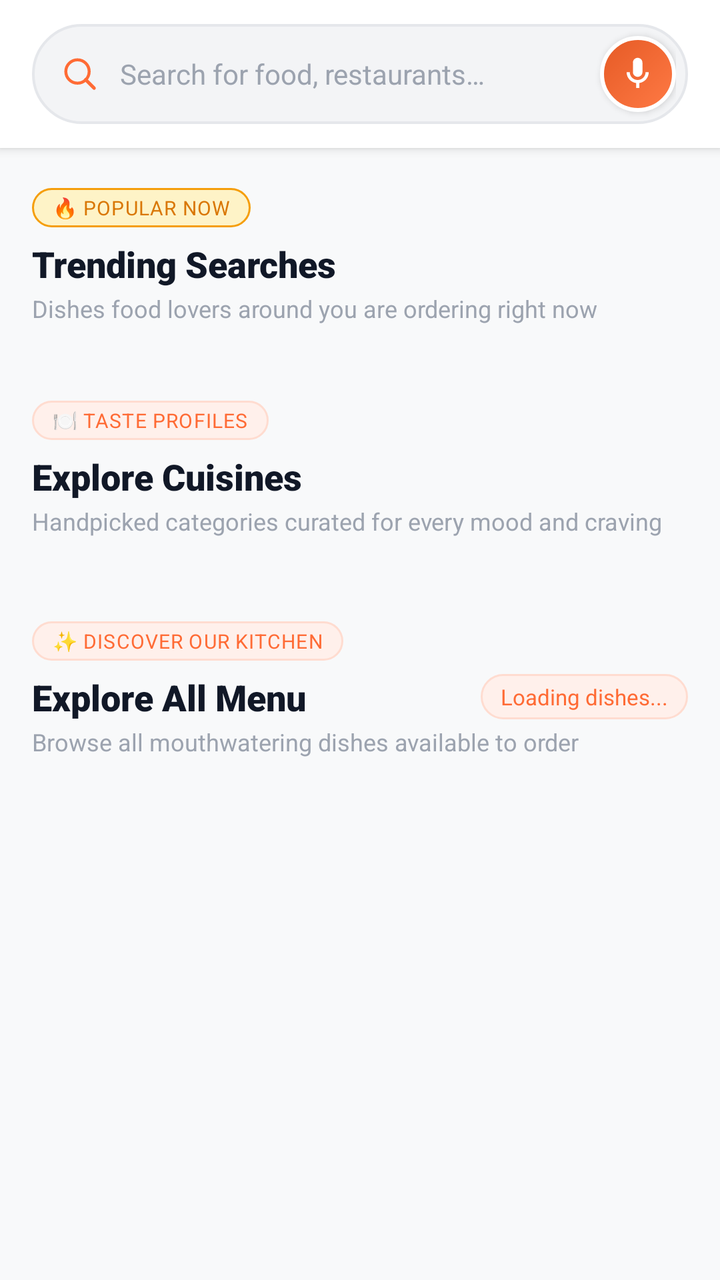
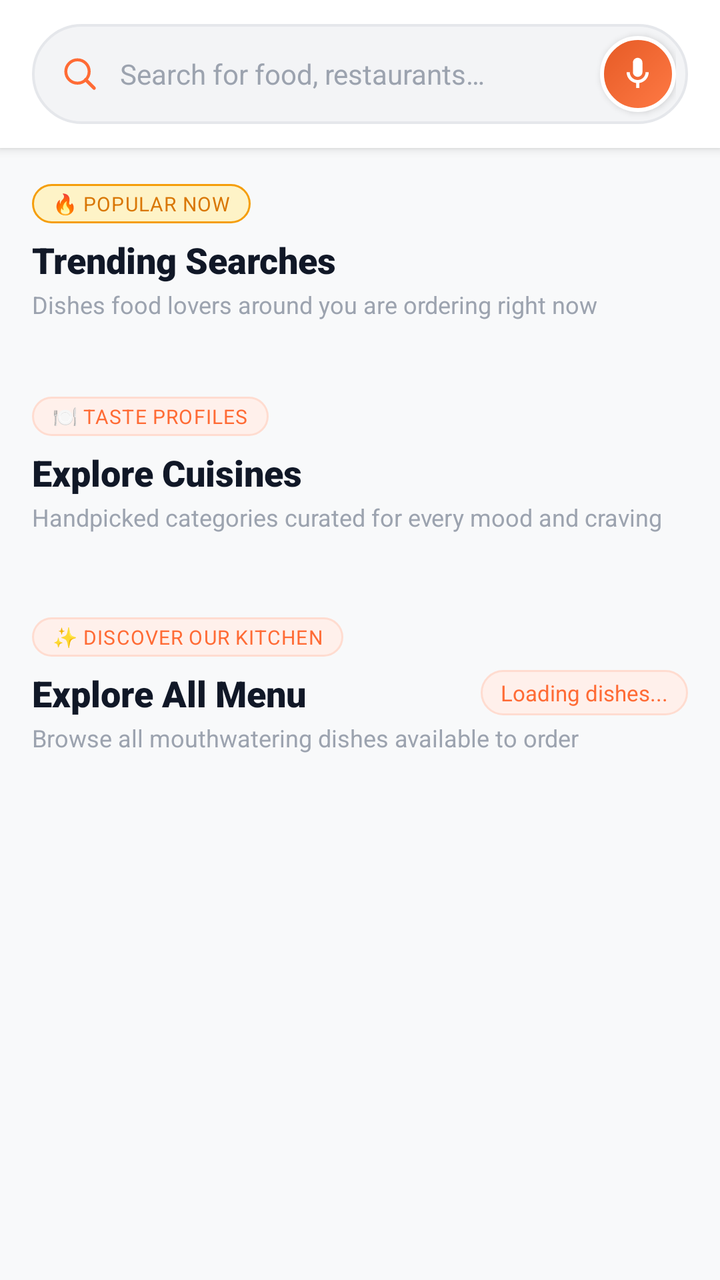

An Android layout rendered at two revisions. The XML below is the earlier revision; the diff shows what the commit changed to produce the second picture.
<!-- AndroidManifest.xml: application theme Theme.AKRHunger -->
<!-- res/layout/fragment_search.xml -->
<?xml version="1.0" encoding="utf-8"?>
<LinearLayout xmlns:android="http://schemas.android.com/apk/res/android"
    xmlns:app="http://schemas.android.com/apk/res-auto"
    xmlns:tools="http://schemas.android.com/tools"
    android:layout_width="match_parent"
    android:layout_height="match_parent"
    android:background="@color/background"
    android:orientation="vertical">

    
    <LinearLayout
        android:layout_width="match_parent"
        android:layout_height="wrap_content"
        android:background="@color/surface"
        android:elevation="3dp"
        android:gravity="center_vertical"
        android:orientation="horizontal"
        android:paddingHorizontal="16dp"
        android:paddingTop="12dp"
        android:paddingBottom="12dp">

        
        <com.google.android.material.card.MaterialCardView
            android:id="@+id/btn_back"
            android:layout_width="40dp"
            android:layout_height="40dp"
            android:layout_marginEnd="10dp"
            android:clickable="true"
            android:focusable="true"
            android:visibility="gone"
            app:cardBackgroundColor="@color/surface"
            app:cardCornerRadius="20dp"
            app:cardElevation="2dp"
            app:strokeColor="@color/card_border"
            app:strokeWidth="1dp">

            <ImageView
                android:layout_width="20dp"
                android:layout_height="20dp"
                android:layout_gravity="center"
                android:contentDescription="Back"
                android:src="@drawable/ic_back"
                app:tint="@color/text_primary" />
        </com.google.android.material.card.MaterialCardView>

        
        <LinearLayout
            android:layout_width="0dp"
            android:layout_height="50dp"
            android:layout_weight="1"
            android:background="@drawable/bg_search_input_modern"
            android:gravity="center_vertical"
            android:orientation="horizontal"
            android:paddingStart="14dp"
            android:paddingEnd="6dp">

            
            <ImageView
                android:layout_width="20dp"
                android:layout_height="20dp"
                android:contentDescription="Search Icon"
                android:src="@drawable/ic_search"
                app:tint="@color/primary" />

            
            <EditText
                android:id="@+id/et_search"
                android:layout_width="0dp"
                android:layout_height="match_parent"
                android:layout_marginStart="10dp"
                android:layout_weight="1"
                android:background="@null"
                android:fontFamily="sans-serif"
                android:hint="@string/search_hint"
                android:imeOptions="actionSearch"
                android:importantForAutofill="no"
                android:inputType="text"
                android:maxLines="1"
                android:textColor="@color/text_primary"
                android:textColorHint="@color/text_hint"
                android:textSize="14sp" />

            
            <ImageView
                android:id="@+id/btn_clear"
                android:layout_width="26dp"
                android:layout_height="26dp"
                android:layout_marginEnd="4dp"
                android:background="?attr/selectableItemBackgroundBorderless"
                android:clickable="true"
                android:contentDescription="Clear search"
                android:focusable="true"
                android:padding="4dp"
                android:src="@drawable/ic_close"
                android:visibility="gone"
                app:tint="@color/text_hint" />

            
            <FrameLayout
                android:id="@+id/btn_voice_search"
                android:layout_width="38dp"
                android:layout_height="38dp"
                android:background="@drawable/bg_voice_mic_button"
                android:clickable="true"
                android:contentDescription="Voice Search"
                android:elevation="2dp"
                android:focusable="true"
                android:foreground="?attr/selectableItemBackgroundBorderless">

                <ImageView
                    android:layout_width="19dp"
                    android:layout_height="19dp"
                    android:layout_gravity="center"
                    android:contentDescription="Mic Icon"
                    android:src="@drawable/ic_mic"
                    app:tint="@color/on_primary" />
            </FrameLayout>
        </LinearLayout>
    </LinearLayout>

    
    <androidx.core.widget.NestedScrollView
        android:layout_width="match_parent"
        android:layout_height="0dp"
        android:layout_weight="1"
        android:fillViewport="true"
        android:overScrollMode="never">

        <LinearLayout
            android:layout_width="match_parent"
            android:layout_height="wrap_content"
            android:orientation="vertical"
            android:paddingBottom="36dp">

            
            <LinearLayout
                android:id="@+id/trending_section"
                android:layout_width="match_parent"
                android:layout_height="wrap_content"
                android:layout_marginTop="20dp"
                android:orientation="vertical"
                android:paddingHorizontal="16dp">

                
                <TextView
                    android:layout_width="wrap_content"
                    android:layout_height="wrap_content"
                    android:background="@drawable/bg_pill_amber_soft"
                    android:fontFamily="sans-serif-bold"
                    android:letterSpacing="0.04"
                    android:paddingHorizontal="10dp"
                    android:paddingVertical="3dp"
                    android:text="🔥 POPULAR NOW"
                    android:textColor="#D97706"
                    android:textSize="10sp" />

                
                <TextView
                    android:layout_width="wrap_content"
                    android:layout_height="wrap_content"
                    android:layout_marginTop="6dp"
                    android:fontFamily="sans-serif-black"
                    android:text="Trending Searches"
                    android:textColor="@color/text_primary"
                    android:textSize="18sp" />

                <TextView
                    android:layout_width="wrap_content"
                    android:layout_height="wrap_content"
                    android:layout_marginTop="2dp"
                    android:fontFamily="sans-serif"
                    android:text="Dishes food lovers around you are ordering right now"
                    android:textColor="@color/text_hint"
                    android:textSize="12sp" />

                <com.google.android.material.chip.ChipGroup
                    android:id="@+id/chip_group_trending"
                    android:layout_width="match_parent"
                    android:layout_height="wrap_content"
                    android:layout_marginTop="12dp"
                    app:chipSpacingHorizontal="8dp"
                    app:chipSpacingVertical="8dp" />
            </LinearLayout>

            
            <LinearLayout
                android:id="@+id/cuisines_section"
                android:layout_width="match_parent"
                android:layout_height="wrap_content"
                android:layout_marginTop="26dp"
                android:orientation="vertical">

                <LinearLayout
                    android:layout_width="match_parent"
                    android:layout_height="wrap_content"
                    android:orientation="vertical"
                    android:paddingHorizontal="16dp">

                    <TextView
                        android:layout_width="wrap_content"
                        android:layout_height="wrap_content"
                        android:background="@drawable/bg_pill_soft"
                        android:fontFamily="sans-serif-bold"
                        android:letterSpacing="0.04"
                        android:paddingHorizontal="10dp"
                        android:paddingVertical="3dp"
                        android:text="🍽️ TASTE PROFILES"
                        android:textColor="@color/primary"
                        android:textSize="10sp" />

                    <TextView
                        android:layout_width="wrap_content"
                        android:layout_height="wrap_content"
                        android:layout_marginTop="6dp"
                        android:fontFamily="sans-serif-black"
                        android:text="Explore Cuisines"
                        android:textColor="@color/text_primary"
                        android:textSize="18sp" />

                    <TextView
                        android:layout_width="wrap_content"
                        android:layout_height="wrap_content"
                        android:layout_marginTop="2dp"
                        android:fontFamily="sans-serif"
                        android:text="Handpicked categories curated for every mood and craving"
                        android:textColor="@color/text_hint"
                        android:textSize="12sp" />
                </LinearLayout>

                <androidx.recyclerview.widget.RecyclerView
                    android:id="@+id/rv_cuisines"
                    android:layout_width="match_parent"
                    android:layout_height="wrap_content"
                    android:layout_marginTop="14dp"
                    android:clipToPadding="false"
                    android:nestedScrollingEnabled="false"
                    android:orientation="horizontal"
                    android:paddingStart="16dp"
                    android:paddingEnd="16dp" />
            </LinearLayout>

            
            <LinearLayout
                android:id="@+id/all_menu_section"
                android:layout_width="match_parent"
                android:layout_height="wrap_content"
                android:layout_marginTop="28dp"
                android:orientation="vertical"
                android:paddingHorizontal="16dp">

                <TextView
                    android:layout_width="wrap_content"
                    android:layout_height="wrap_content"
                    android:background="@drawable/bg_pill_soft"
                    android:fontFamily="sans-serif-bold"
                    android:letterSpacing="0.04"
                    android:paddingHorizontal="10dp"
                    android:paddingVertical="3dp"
                    android:text="✨ DISCOVER OUR KITCHEN"
                    android:textColor="@color/primary"
                    android:textSize="10sp" />

                <LinearLayout
                    android:layout_width="match_parent"
                    android:layout_height="wrap_content"
                    android:layout_marginTop="6dp"
                    android:gravity="center_vertical"
                    android:orientation="horizontal">

                    <TextView
                        android:id="@+id/tv_all_menu_header"
                        android:layout_width="0dp"
                        android:layout_height="wrap_content"
                        android:layout_weight="1"
                        android:fontFamily="sans-serif-black"
                        android:text="Explore All Menu"
                        android:textColor="@color/text_primary"
                        android:textSize="18sp" />

                    <TextView
                        android:id="@+id/tv_all_menu_count"
                        android:layout_width="wrap_content"
                        android:layout_height="wrap_content"
                        android:background="@drawable/bg_pill_soft"
                        android:fontFamily="sans-serif-bold"
                        android:paddingHorizontal="10dp"
                        android:paddingVertical="4dp"
                        android:text="Loading dishes..."
                        android:textColor="@color/primary"
                        android:textSize="11sp" />
                </LinearLayout>

                <TextView
                    android:layout_width="wrap_content"
                    android:layout_height="wrap_content"
                    android:layout_marginTop="2dp"
                    android:fontFamily="sans-serif"
                    android:text="Browse all mouthwatering dishes available to order"
                    android:textColor="@color/text_hint"
                    android:textSize="12sp" />

                <androidx.recyclerview.widget.RecyclerView
                    android:id="@+id/rv_explore_menu"
                    android:layout_width="match_parent"
                    android:layout_height="wrap_content"
                    android:layout_marginTop="14dp"
                    android:clipToPadding="false"
                    android:nestedScrollingEnabled="false" />
            </LinearLayout>

            
            <LinearLayout
                android:id="@+id/results_section"
                android:layout_width="match_parent"
                android:layout_height="wrap_content"
                android:orientation="vertical"
                android:visibility="gone">

                <LinearLayout
                    android:layout_width="match_parent"
                    android:layout_height="wrap_content"
                    android:gravity="center_vertical"
                    android:orientation="horizontal"
                    android:paddingHorizontal="16dp"
                    android:paddingTop="18dp"
                    android:paddingBottom="10dp">

                    <TextView
                        android:id="@+id/tv_results_count"
                        android:layout_width="wrap_content"
                        android:layout_height="wrap_content"
                        android:background="@drawable/bg_pill_soft"
                        android:fontFamily="sans-serif-bold"
                        android:paddingHorizontal="14dp"
                        android:paddingVertical="6dp"
                        android:textColor="@color/primary"
                        android:textSize="12sp" />
                </LinearLayout>

                <androidx.recyclerview.widget.RecyclerView
                    android:id="@+id/rv_results"
                    android:layout_width="match_parent"
                    android:layout_height="wrap_content"
                    android:clipToPadding="false"
                    android:nestedScrollingEnabled="false"
                    android:paddingHorizontal="8dp" />

                
                <LinearLayout
                    android:id="@+id/layout_search_empty"
                    android:layout_width="match_parent"
                    android:layout_height="wrap_content"
                    android:gravity="center"
                    android:orientation="vertical"
                    android:paddingHorizontal="24dp"
                    android:paddingVertical="40dp"
                    android:visibility="gone">

                    <FrameLayout
                        android:layout_width="88dp"
                        android:layout_height="88dp"
                        android:background="@drawable/bg_icon_circle_soft">

                        <ImageView
                            android:layout_width="40dp"
                            android:layout_height="40dp"
                            android:layout_gravity="center"
                            android:contentDescription="No items"
                            android:src="@drawable/ic_search"
                            app:tint="@color/primary" />
                    </FrameLayout>

                    <TextView
                        android:layout_width="wrap_content"
                        android:layout_height="wrap_content"
                        android:layout_marginTop="18dp"
                        android:fontFamily="sans-serif-black"
                        android:text="No Dishes Found"
                        android:textColor="@color/text_primary"
                        android:textSize="18sp" />

                    <TextView
                        android:id="@+id/tv_empty_message"
                        android:layout_width="wrap_content"
                        android:layout_height="wrap_content"
                        android:layout_marginTop="6dp"
                        android:gravity="center"
                        android:lineSpacingExtra="3dp"
                        android:text="Try searching for Biryani, Pizza, Burger, or choose from cuisines above"
                        android:textColor="@color/text_hint"
                        android:textSize="13sp" />

                    <com.google.android.material.button.MaterialButton
                        android:id="@+id/btn_clear_search_empty"
                        style="@style/Widget.AKR.Button.Pill"
                        android:layout_width="wrap_content"
                        android:layout_height="46dp"
                        android:layout_marginTop="18dp"
                        android:fontFamily="sans-serif-bold"
                        android:paddingHorizontal="28dp"
                        android:text="Explore All Menu"
                        android:textSize="13sp"
                        app:backgroundTint="@color/primary"
                        app:elevation="2dp" />
                </LinearLayout>
            </LinearLayout>

        </LinearLayout>
    </androidx.core.widget.NestedScrollView>
</LinearLayout>
<!-- resources referenced by this layout -->
<resources>
  <color name="background">#F8F9FA</color>
  <color name="card_border">#F0F2F5</color>
  <color name="on_primary">#FFFFFF</color>
  <color name="primary">#FF6B35</color>
  <color name="surface">#FFFFFF</color>
  <color name="text_hint">#9CA3AF</color>
  <color name="text_primary">#111827</color>
  <!-- drawable bg_icon_circle_soft (drawable) -->
  <?xml version="1.0" encoding="utf-8"?>
  <shape xmlns:android="http://schemas.android.com/apk/res/android"
      android:shape="oval">
      <solid android:color="@color/primary_tint" />
      <stroke android:width="1dp" android:color="@color/primary_tint_border" />
  </shape>
  <!-- drawable bg_pill_amber_soft (drawable) -->
  <?xml version="1.0" encoding="utf-8"?>
  <shape xmlns:android="http://schemas.android.com/apk/res/android"
      android:shape="rectangle">
      <corners android:radius="999dp" />
      <solid android:color="@color/warning_light" />
      <stroke android:width="1dp" android:color="@color/warning" />
  </shape>
  <!-- drawable ic_back (drawable) -->
  <vector xmlns:android="http://schemas.android.com/apk/res/android"
      android:width="24dp"
      android:height="24dp"
      android:viewportWidth="24"
      android:viewportHeight="24">
      <path
          android:fillColor="#FF000000"
          android:pathData="M20,11H7.83l5.59,-5.59L12,4l-8,8 8,8 1.41,-1.41L7.83,13H20v-2z"/>
  </vector>
  <string name="search_hint">Search for food, restaurants…</string>
  <color name="primary_tint">#FFF0EB</color>
  <color name="primary_tint_border">#FFDCD0</color>
  <color name="warning_light">#FEF3C7</color>
  <color name="warning">#F59E0B</color>
  <color name="primary_15">#26FF6B35</color>
  <color name="surface_variant">#F3F4F6</color>
  <color name="divider_hairline">#E5E7EB</color>
  <color name="primary_dark">#E55A25</color>
  <color name="secondary">#F59E0B</color>
  <color name="on_secondary">#111827</color>
  <color name="on_surface">#111827</color>
  <style name="ThemeOverlay.AKR.BottomSheetDialog" parent="ThemeOverlay.Material3.BottomSheetDialog">
          <item name="bottomSheetStyle">@style/Widget.AKR.BottomSheet</item>
      </style>
  <style name="ShapeAppearance.AKR.Dialog" parent="">
          <item name="cornerFamily">rounded</item>
          <item name="cornerSize">24dp</item>
      </style>
  <style name="TextAppearance.AKR.Dialog.Title" parent="MaterialAlertDialog.Material3.Title.Text">
          <item name="android:textColor">@color/text_primary</item>
          <item name="android:textSize">19sp</item>
          <item name="android:fontFamily">sans-serif-black</item>
      </style>
  <style name="TextAppearance.AKR.Dialog.Body" parent="MaterialAlertDialog.Material3.Body.Text">
          <item name="android:textColor">@color/text_secondary</item>
          <item name="android:textSize">14sp</item>
          <item name="android:fontFamily">sans-serif</item>
          <item name="android:lineSpacingMultiplier">1.3</item>
      </style>
  <style name="Widget.AKR.BottomSheet" parent="Widget.Material3.BottomSheet">
          <item name="shapeAppearanceOverlay">@style/ShapeAppearance.AKR.BottomSheet</item>
          <item name="backgroundTint">@color/surface</item>
      </style>
  <color name="text_secondary">#4B5563</color>
  <color name="info">#3B82F6</color>
  <style name="ShapeAppearance.AKR.BottomSheet" parent="">
          <item name="cornerFamily">rounded</item>
          <item name="cornerSizeTopLeft">28dp</item>
          <item name="cornerSizeTopRight">28dp</item>
      </style>
  <!-- unchanged entries left out for length: 12 -->
</resources>

<!-- the commit's change to res/layout/fragment_search.xml (unified diff, before → after) -->
@@ -134,52 +134,165 @@
 
             
             <LinearLayout
+                android:id="@+id/recent_section"
+                android:layout_width="match_parent"
+                android:layout_height="wrap_content"
+                android:layout_marginTop="16dp"
+                android:orientation="vertical"
+                android:visibility="gone">
+
+                <LinearLayout
+                    android:layout_width="match_parent"
+                    android:layout_height="wrap_content"
+                    android:gravity="center_vertical"
+                    android:orientation="horizontal"
+                    android:paddingHorizontal="16dp">
+
+                    <TextView
+                        android:layout_width="0dp"
+                        android:layout_height="wrap_content"
+                        android:layout_weight="1"
+                        android:drawableStart="@drawable/ic_clock"
+                        android:drawablePadding="6dp"
+                        android:drawableTint="@color/primary"
+                        android:fontFamily="sans-serif-black"
+                        android:text="Recent Searches"
+                        android:textColor="@color/text_primary"
+                        android:textSize="16sp" />
+
+                    <TextView
+                        android:id="@+id/btn_clear_recent"
+                        android:layout_width="wrap_content"
+                        android:layout_height="wrap_content"
+                        android:background="?attr/selectableItemBackgroundBorderless"
+                        android:clickable="true"
+                        android:focusable="true"
+                        android:fontFamily="sans-serif-bold"
+                        android:padding="6dp"
+                        android:text="Clear History"
+                        android:textColor="@color/primary"
+                        android:textSize="12sp" />
+                </LinearLayout>
+
+                <HorizontalScrollView
+                    android:layout_width="match_parent"
+                    android:layout_height="wrap_content"
+                    android:layout_marginTop="8dp"
+                    android:clipToPadding="false"
+                    android:overScrollMode="never"
+                    android:paddingHorizontal="16dp"
+                    android:scrollbars="none">
+
+                    <com.google.android.material.chip.ChipGroup
+                        android:id="@+id/chip_group_recent"
+                        android:layout_width="wrap_content"
+                        android:layout_height="wrap_content"
+                        app:chipSpacingHorizontal="8dp"
+                        app:singleLine="true" />
+                </HorizontalScrollView>
+            </LinearLayout>
+
+            
+            <LinearLayout
                 android:id="@+id/trending_section"
                 android:layout_width="match_parent"
                 android:layout_height="wrap_content"
-                android:layout_marginTop="20dp"
+                android:layout_marginTop="18dp"
+                android:orientation="vertical">
+
+                <LinearLayout
+                    android:layout_width="match_parent"
+                    android:layout_height="wrap_content"
+                    android:orientation="vertical"
+                    android:paddingHorizontal="16dp">
+
+                    
+                    <TextView
+                        android:layout_width="wrap_content"
+                        android:layout_height="wrap_content"
+                        android:background="@drawable/bg_pill_amber_soft"
+                        android:fontFamily="sans-serif-bold"
+                        android:letterSpacing="0.04"
+                        android:paddingHorizontal="10dp"
+                        android:paddingVertical="3dp"
+                        android:text="🔥 POPULAR NOW"
+                        android:textColor="#D97706"
+                        android:textSize="10sp" />
+
+                    
+                    <TextView
+                        android:layout_width="wrap_content"
+                        android:layout_height="wrap_content"
+                        android:layout_marginTop="6dp"
+                        android:fontFamily="sans-serif-black"
+                        android:text="Trending Searches"
+                        android:textColor="@color/text_primary"
+                        android:textSize="18sp" />
+
+                    <TextView
+                        android:layout_width="wrap_content"
+                        android:layout_height="wrap_content"
+                        android:layout_marginTop="2dp"
+                        android:fontFamily="sans-serif"
+                        android:text="Dishes food lovers around you are ordering right now"
+                        android:textColor="@color/text_hint"
+                        android:textSize="12sp" />
+                </LinearLayout>
+
+                <HorizontalScrollView
+                    android:layout_width="match_parent"
+                    android:layout_height="wrap_content"
+                    android:layout_marginTop="12dp"
+                    android:clipToPadding="false"
+                    android:overScrollMode="never"
+                    android:paddingHorizontal="16dp"
+                    android:scrollbars="none">
+
+                    <com.google.android.material.chip.ChipGroup
+                        android:id="@+id/chip_group_trending"
+                        android:layout_width="wrap_content"
+                        android:layout_height="wrap_content"
+                        app:chipSpacingHorizontal="8dp"
+                        app:singleLine="true" />
+                </HorizontalScrollView>
+            </LinearLayout>
+
+            
+            <LinearLayout
+                android:id="@+id/suggestions_section"
+                android:layout_width="match_parent"
+                android:layout_height="wrap_content"
                 android:orientation="vertical"
-                android:paddingHorizontal="16dp">
-
-                
-                <TextView
-                    android:layout_width="wrap_content"
-                    android:layout_height="wrap_content"
-                    android:background="@drawable/bg_pill_amber_soft"
-                    android:fontFamily="sans-serif-bold"
-                    android:letterSpacing="0.04"
-                    android:paddingHorizontal="10dp"
-                    android:paddingVertical="3dp"
-                    android:text="🔥 POPULAR NOW"
-                    android:textColor="#D97706"
-                    android:textSize="10sp" />
-
-                
-                <TextView
-                    android:layout_width="wrap_content"
-                    android:layout_height="wrap_content"
-                    android:layout_marginTop="6dp"
-                    android:fontFamily="sans-serif-black"
-                    android:text="Trending Searches"
-                    android:textColor="@color/text_primary"
-                    android:textSize="18sp" />
-
-                <TextView
-                    android:layout_width="wrap_content"
-                    android:layout_height="wrap_content"
-                    android:layout_marginTop="2dp"
-                    android:fontFamily="sans-serif"
-                    android:text="Dishes food lovers around you are ordering right now"
-                    android:textColor="@color/text_hint"
-                    android:textSize="12sp" />
-
-                <com.google.android.material.chip.ChipGroup
-                    android:id="@+id/chip_group_trending"
-                    android:layout_width="match_parent"
-                    android:layout_height="wrap_content"
-                    android:layout_marginTop="12dp"
-                    app:chipSpacingHorizontal="8dp"
-                    app:chipSpacingVertical="8dp" />
+                android:visibility="gone">
+
+                <LinearLayout
+                    android:layout_width="match_parent"
+                    android:layout_height="wrap_content"
+                    android:gravity="center_vertical"
+                    android:orientation="horizontal"
+                    android:paddingHorizontal="16dp"
+                    android:paddingTop="12dp"
+                    android:paddingBottom="4dp">
+
+                    <TextView
+                        android:layout_width="wrap_content"
+                        android:layout_height="wrap_content"
+                        android:background="@drawable/bg_pill_soft"
+                        android:fontFamily="sans-serif-bold"
+                        android:letterSpacing="0.04"
+                        android:paddingHorizontal="10dp"
+                        android:paddingVertical="3dp"
+                        android:text="⚡ INSTANT SUGGESTIONS"
+                        android:textColor="@color/primary"
+                        android:textSize="10sp" />
+                </LinearLayout>
+
+                <androidx.recyclerview.widget.RecyclerView
+                    android:id="@+id/rv_suggestions"
+                    android:layout_width="match_parent"
+                    android:layout_height="wrap_content"
+                    android:clipToPadding="false"
+                    android:nestedScrollingEnabled="false" />
             </LinearLayout>
 
             
<!-- resource entries referenced after the edit -->
@@ -31,6 +31,16 @@
       <path
           android:fillColor="#FF000000"
           android:pathData="M20,11H7.83l5.59,-5.59L12,4l-8,8 8,8 1.41,-1.41L7.83,13H20v-2z"/>
+  </vector>
+  <!-- drawable ic_clock (drawable) -->
+  <vector xmlns:android="http://schemas.android.com/apk/res/android"
+      android:width="24dp"
+      android:height="24dp"
+      android:viewportWidth="24"
+      android:viewportHeight="24">
+      <path
+          android:fillColor="#FF000000"
+          android:pathData="M11.99,2C6.47,2 2,6.48 2,12s4.47,10 9.99,10C17.52,22 22,17.52 22,12S17.52,2 11.99,2zM12,20c-4.42,0 -8,-3.58 -8,-8s3.58,-8 8,-8 8,3.58 8,8 -3.58,8 -8,8zM12.5,7H11v6l5.25,3.15 0.75,-1.23 -4.5,-2.67z"/>
   </vector>
   <string name="search_hint">Search for food, restaurants…</string>
   <color name="primary_tint">#FFF0EB</color>
